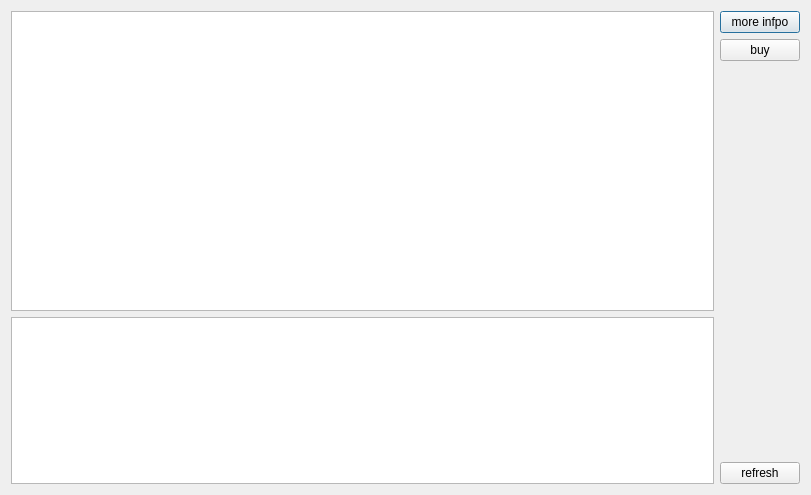
The window that Stor/showgoodstocustomer.ui (AP-projects-4001/IUT-s-crackpots) describes before a commit, drawn with Qt 5.
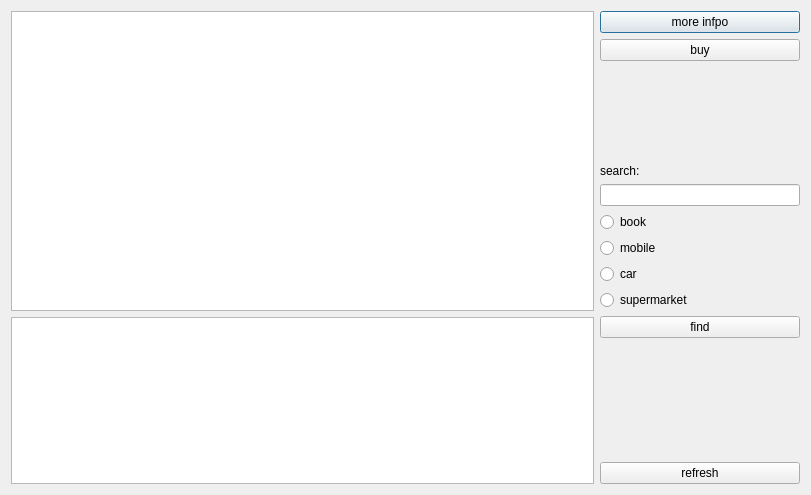
The same window after the commit.

Commit message: add radio button search

What changed in the file:
```diff
--- a/Stor/showgoodstocustomer.ui
+++ b/Stor/showgoodstocustomer.ui
@@ -14,7 +14,21 @@
    <string>Dialog</string>
   </property>
   <layout class="QGridLayout" name="gridLayout">
-   <item row="0" column="0">
+   <item row="8" column="1">
+    <widget class="QRadioButton" name="supermarketRadioButton">
+     <property name="text">
+      <string>supermarket</string>
+     </property>
+    </widget>
+   </item>
+   <item row="6" column="1">
+    <widget class="QRadioButton" name="mobileRadioButton">
+     <property name="text">
+      <string>mobile</string>
+     </property>
+    </widget>
+   </item>
+   <item row="0" column="0" rowspan="13">
     <layout class="QVBoxLayout" name="verticalLayout_3">
      <item>
       <layout class="QVBoxLayout" name="verticalLayout_2">
@@ -36,36 +50,96 @@
     </layout>
    </item>
    <item row="0" column="1">
-    <layout class="QVBoxLayout" name="verticalLayout">
-     <item>
       <widget class="QPushButton" name="BuyInfoBtn">
        <property name="text">
         <string>more infpo</string>
        </property>
       </widget>
      </item>
-     <item>
+   <item row="4" column="1">
+    <widget class="QLineEdit" name="findLineEdit">
+     <property name="maximumSize">
+      <size>
+       <width>200</width>
+       <height>16777215</height>
+      </size>
+     </property>
+    </widget>
+   </item>
+   <item row="7" column="1">
+    <widget class="QRadioButton" name="carRadioButton">
+     <property name="text">
+      <string>car</string>
+     </property>
+    </widget>
+   </item>
+   <item row="10" column="1">
+    <spacer name="verticalSpacer_2">
+     <property name="orientation">
+      <enum>Qt::Vertical</enum>
+     </property>
+     <property name="sizeHint" stdset="0">
+      <size>
+       <width>20</width>
+       <height>40</height>
+      </size>
+     </property>
+    </spacer>
+   </item>
+   <item row="1" column="1">
       <widget class="QPushButton" name="buyBtn">
        <property name="text">
         <string>buy</string>
        </property>
       </widget>
      </item>
-     <item>
-      <widget class="QLabel" name="label">
+   <item row="9" column="1">
+    <widget class="QPushButton" name="findBtn">
        <property name="text">
-        <string/>
+      <string>find</string>
        </property>
       </widget>
      </item>
-     <item>
+   <item row="2" column="1">
+    <spacer name="verticalSpacer">
+     <property name="orientation">
+      <enum>Qt::Vertical</enum>
+     </property>
+     <property name="sizeHint" stdset="0">
+      <size>
+       <width>20</width>
+       <height>40</height>
+      </size>
+     </property>
+    </spacer>
+   </item>
+   <item row="5" column="1">
+    <widget class="QRadioButton" name="bookRadioButton">
+     <property name="text">
+      <string>book</string>
+     </property>
+    </widget>
+   </item>
+   <item row="12" column="1">
       <widget class="QPushButton" name="refreshBtn">
        <property name="text">
         <string>refresh</string>
        </property>
       </widget>
      </item>
-    </layout>
+   <item row="11" column="1">
+    <widget class="QLabel" name="label">
+     <property name="text">
+      <string/>
+     </property>
+    </widget>
+   </item>
+   <item row="3" column="1">
+    <widget class="QLabel" name="label_2">
+     <property name="text">
+      <string>search:</string>
+     </property>
+    </widget>
    </item>
   </layout>
  </widget>
```
Lines whose indentation alone changed are shown as unchanged. The commit also changes 2 other files.
